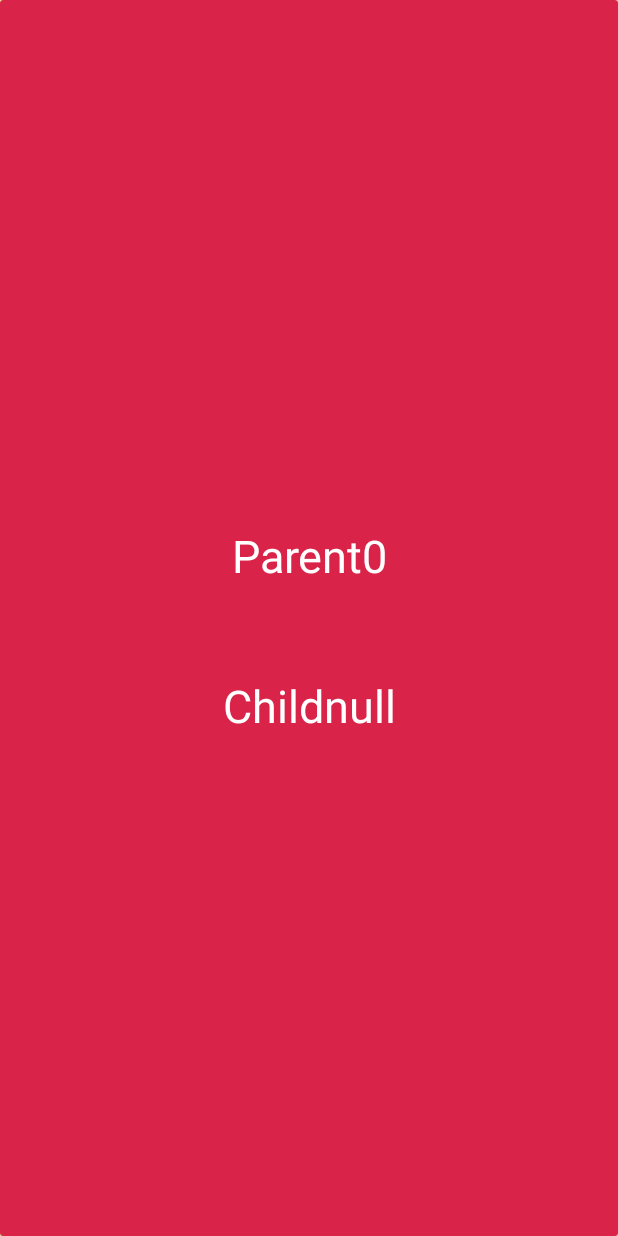
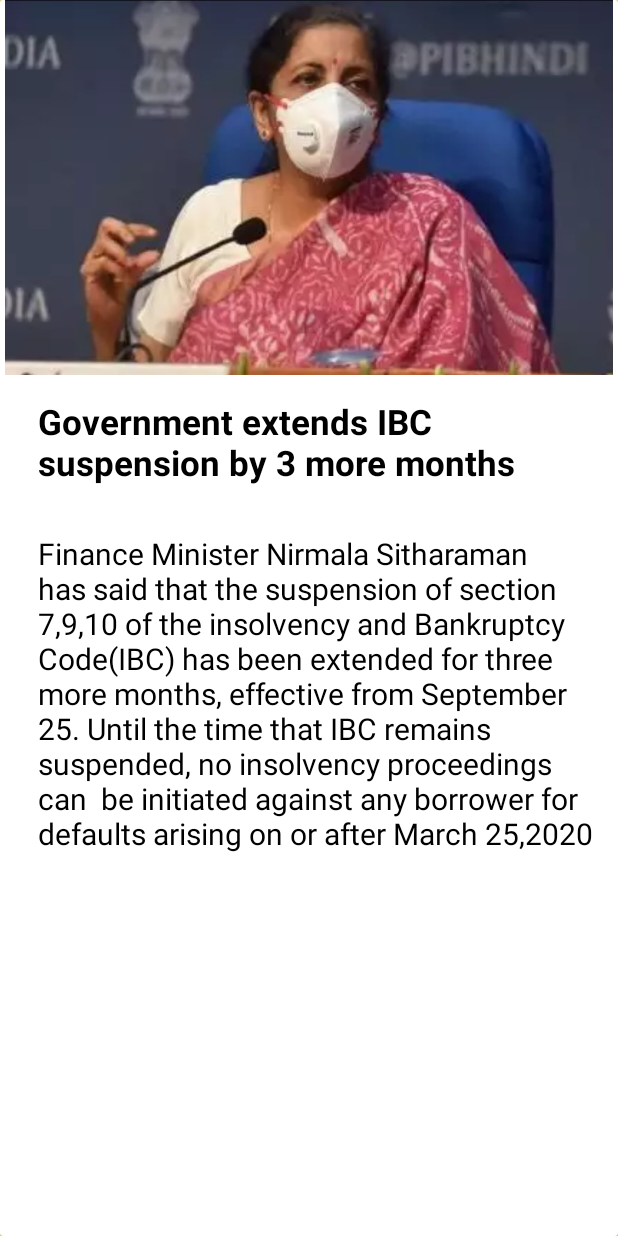
Before and after one commit to vishal123rana/InShortsApplication, an Android app: the screen it shows after launch (MainActivity), on a phone screen of 412 x 824 dp. Run offline under Robolectric (Android 15) with nearby library versions, the phone set to English and light mode, and no system bars.

Commit message:
Making UI II

```diff
--- a/app/src/main/java/com/example/inshortsapplication/ChildFragment.java
+++ b/app/src/main/java/com/example/inshortsapplication/ChildFragment.java
@@ -1,30 +1,37 @@
 package com.example.inshortsapplication;
 
+import android.media.Image;
 import android.os.Bundle;
 import android.view.LayoutInflater;
 import android.view.View;
 import android.view.ViewGroup;
+import android.widget.ImageView;
 import android.widget.TextView;
 
 import androidx.annotation.NonNull;
 import androidx.annotation.Nullable;
 import androidx.fragment.app.Fragment;
+
+import java.util.Objects;
+
 public class ChildFragment extends Fragment {
    TextView tvParent,tvChild;
+   ImageView image;
    public ChildFragment(){
 
    }
-
     @Nullable
     @Override
     public View onCreateView(@NonNull LayoutInflater inflater, @Nullable ViewGroup container, @Nullable Bundle savedInstanceState) {
        View view = inflater.inflate(R.layout.fragment_child,container,false);
        tvParent = (TextView)view.findViewById(R.id.tvParent);
        tvChild = (TextView)view.findViewById(R.id.tvChild);
+       image = (ImageView)view.findViewById(R.id.imageView);
        Bundle bundle = getArguments();
-        assert bundle != null;
-        tvParent.setText(String.format("Parent%s", bundle.getString("parent")));
-       tvChild.setText(String.format("Child%s", bundle.getString("Child")));
-        return view;
+       assert bundle != null;
+       image.setImageResource(Integer.parseInt(Objects.requireNonNull(bundle.getString("Image"))));
+       tvParent.setText( bundle.getString("parent"));
+       tvChild.setText(bundle.getString("Child"));
+       return view;
     }
 }
--- a/app/src/main/java/com/example/inshortsapplication/ViewPagerAdapter.java
+++ b/app/src/main/java/com/example/inshortsapplication/ViewPagerAdapter.java
@@ -8,22 +8,47 @@ import androidx.fragment.app.FragmentManager;
 import androidx.fragment.app.FragmentStatePagerAdapter;
 
 public class ViewPagerAdapter extends FragmentStatePagerAdapter {
+    int[] arr = {R.drawable.img4,R.drawable.img5,
+            R.drawable.img9,R.drawable.img8,
+//            R.drawable.img2,R.drawable.img6,
+//            R.drawable.img7,R.drawable.img4,
+//            R.drawable.img3,R.drawable.img10
+            };
+
+    String[] headLine = {"Government extends IBC suspension by 3 more months",
+            "Harley-Davidson stops sales and manufacturing in india, lays off 70",
+            "Global labour income fell $3.5 tn in the first 9 months of 2020:ILO",
+            "Uday Kotak's term as IL&FS Chairman extended by one year"
+    };
+
+    String[] paragraph = { "Finance Minister Nirmala Sitharaman has said that the suspension of section 7,9,10 of the insolvency and Bankruptcy Code(IBC) has been extended for three more months, effective from September 25. Until the time that IBC remains suspended, no insolvency proceedings can  be initiated against any borrower for defaults arising on or after March 25,2020",
+            "Harley-Davidson on Thursday announced that it is discountinuing its sales and manufacturing operations in india, which will lead to 70  employees being laid off. The US motorcycle maker, which began operation in india in 2009, has an assembly facility in Haryana's Bawal. Harley-Davidson sold just 2,470 units in 2019-20 compared to 3413 units in 2018-2019.",
+       "The international Labour Organization (ILO) said that global labour income is estimated to  have declined by 10.7% or $3.5 trillion in the first three quarter of 2020 due to the COVID-19 pandemic. Labour income fell hardest at 15.1% in lower-middle income countries. Latin America and the Caribbean and Southern Asia were the worst hit at 19.3% and 17.6% respectively.",
+    "Kotak Mahindra Bank Managing Director Uday Kotak's term as Chairman of bankrupt infra lender IL&FS has been extended by one year by the government. Kotak was appointed as Chairman in 2018 to help the debt-ridden company's resolution after the government took control and appointed a new board. The IL&FS Group had a debt of around 1 Lakh crore"
+    };
+
+    String[] bottomText = {"Parliament cleared IBC amendments on Sept 21",
+            "Harley expects $169M in 2020 restructuring costs",
+            "Figure excludes government income support: ILO",
+            "Only 18% of debt has been resolved"
+    };
+
     public ViewPagerAdapter(@NonNull FragmentManager fm,int b) {
         super(fm,b);
     }
-
     @NonNull
     @Override
     public Fragment getItem(int position) {
         ChildFragment childFragment = new ChildFragment();
         Bundle bundle = new Bundle();
-        bundle.putString("parent",String.valueOf(position));
+        bundle.putString("Image",String.valueOf(arr[position]));
+        bundle.putString("parent",headLine[position]);
+        bundle.putString("Child",paragraph[position]);
         childFragment.setArguments(bundle);
         return childFragment;
     }
-
     @Override
     public int getCount() {
-        return 10;
+        return arr.length;
     }
 }
--- a/app/src/main/res/layout/fragment_child.xml
+++ b/app/src/main/res/layout/fragment_child.xml
@@ -7,34 +7,49 @@
    <androidx.cardview.widget.CardView
        android:layout_width="match_parent"
        android:layout_height="match_parent"
-       app:cardBackgroundColor="#D92348"
+       app:cardBackgroundColor="#FFFFFF"
        >
       <RelativeLayout
           android:layout_width="match_parent"
           android:layout_height="match_parent">
           <ImageView
+              android:id="@+id/imageView"
               android:layout_width="match_parent"
-              android:layout_height="250dp"/>
+              android:layout_height="250dp"
+              android:layout_alignParentTop="true"
+              android:layout_alignParentEnd="true"
+              android:layout_marginTop="0dp"
+              android:layout_marginEnd="0dp"
+              android:contentDescription="@string/todo"
+              android:src="@mipmap/ic_launcher_round"
+              />
           <TextView
               android:id="@+id/tvParent"
               android:layout_width="match_parent"
-              android:layout_height="wrap_content"
-              android:layout_marginTop="350dp"
-              android:text="@string/parent"
-              android:gravity="center"
-              android:textColor="#ffffff"
-              android:textSize="30sp" />
-
+              android:layout_height="75dp"
+              android:layout_alignParentEnd="true"
+              android:layout_marginTop="260dp"
+              android:layout_marginEnd="0dp"
+              android:paddingStart="25dp"
+              android:paddingTop="5dp"
+              android:paddingEnd="10dp"
+              android:paddingBottom="5dp"
+              android:textColor="#000000"
+              android:textSize="23sp"
+              android:textStyle="bold" />
           <TextView
               android:id="@+id/tvChild"
               android:layout_width="match_parent"
-              android:layout_height="wrap_content"
+              android:layout_height="250dp"
               android:layout_alignParentStart="true"
-              android:layout_marginTop="450dp"
-              android:gravity="center"
-              android:text="@string/child"
-              android:textColor="#ffffff"
-              android:textSize="30sp" />
+              android:layout_marginStart="0dp"
+              android:layout_marginTop="350dp"
+              android:paddingStart="25dp"
+              android:paddingTop="5dp"
+              android:paddingBottom="5dp"
+              android:paddingEnd="10dp"
+              android:textColor="#000000"
+              android:textSize="20sp" />
       </RelativeLayout>
    </androidx.cardview.widget.CardView>
 </RelativeLayout>
--- a/app/src/main/res/values/strings.xml
+++ b/app/src/main/res/values/strings.xml
@@ -2,4 +2,5 @@
     <string name="app_name">InShortsApplication</string>
     <string name="parent">Parent</string>
     <string name="child">child</string>
+    <string name="todo">TODO</string>
 </resources>
```
Also changed, not shown: app/src/main/res/drawable-v24/img1.jpg (added), app/src/main/res/drawable-v24/img10.jpg (added), app/src/main/res/drawable-v24/img2.jpg (added), app/src/main/res/drawable-v24/img3.jpg (added), app/src/main/res/drawable-v24/img4.jpg (added), app/src/main/res/drawable-v24/img5.jpg (added), app/src/main/res/drawable-v24/img6.jpg (added), app/src/main/res/drawable-v24/img7.jpg (added), app/src/main/res/drawable-v24/img8.jpg (added), app/src/main/res/drawable-v24/img9.jpg (added).
